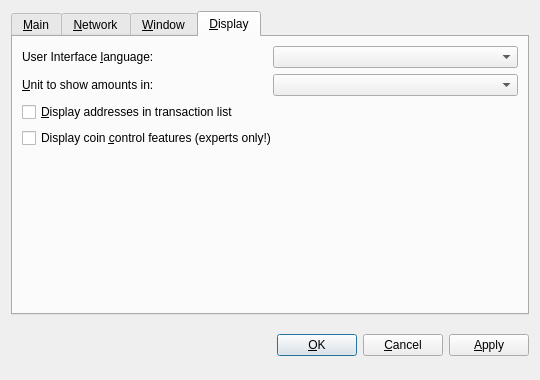
First picture: the form in src/qt/forms/optionsdialog.ui, repository coindevv/ClickCoin, before the edit.
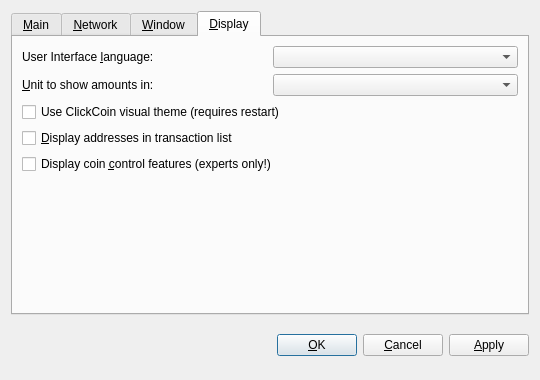
Second picture: the form after the edit. The open tabs and pages were chosen to show the change. Custom widgets are drawn as their Qt base class.

Patch:
```diff
--- a/src/qt/forms/optionsdialog.ui
+++ b/src/qt/forms/optionsdialog.ui
@@ -379,6 +379,13 @@
          </item>
         </layout>
        </item>
+        <item>
+        <widget class="QCheckBox" name="useClickcoinTheme">
+         <property name="text">
+          <string>Use ClickCoin visual theme (requires restart)</string>
+         </property>
+        </widget>
+       </item>
        <item>
         <widget class="QCheckBox" name="displayAddresses">
          <property name="toolTip">
```
